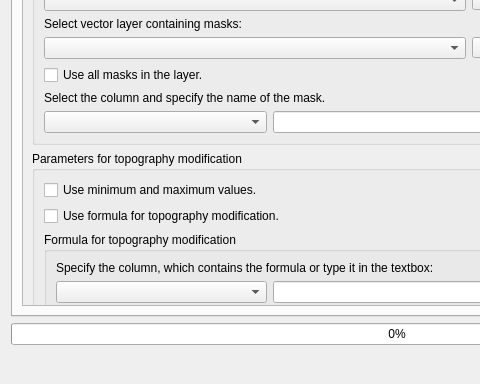
Old version of the form ui/modify_tb.ui in the repository jaminzoda/terra-antiqua; both pictures show x 0 to 480 and y 116 to 500 of the 880 by 500 pixel window.
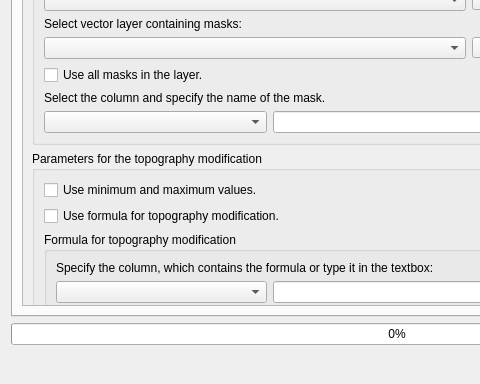
New version of the form. Custom widgets are drawn as their Qt base class.

What changed in the file:
```diff
--- a/ui/modify_tb.ui
+++ b/ui/modify_tb.ui
@@ -96,9 +96,9 @@
           <property name="geometry">
            <rect>
             <x>0</x>
-            <y>0</y>
-            <width>556</width>
-            <height>971</height>
+            <y>-157</y>
+            <width>518</width>
+            <height>923</height>
            </rect>
           </property>
           <layout class="QVBoxLayout" name="verticalLayout_9">
@@ -195,7 +195,7 @@
               </sizepolicy>
              </property>
              <property name="title">
-              <string>Parameters for topography modification</string>
+              <string>Parameters for the topography modification</string>
              </property>
              <layout class="QVBoxLayout" name="verticalLayout_8">
               <item>
@@ -595,11 +595,6 @@
    <header>qgscollapsiblegroupbox.h</header>
    <container>1</container>
   </customwidget>
-  <customwidget>
-   <class>QgsFieldComboBox</class>
-   <extends>QComboBox</extends>
-   <header>qgsfieldcombobox.h</header>
-  </customwidget>
   <customwidget>
    <class>QgsFileWidget</class>
    <extends>QWidget</extends>
@@ -610,6 +605,11 @@
    <extends>QComboBox</extends>
    <header>qgsmaplayercombobox.h</header>
   </customwidget>
+  <customwidget>
+   <class>QgsFieldComboBox</class>
+   <extends>QComboBox</extends>
+   <header>qgsfieldcombobox.h</header>
+  </customwidget>
  </customwidgets>
  <tabstops>
   <tabstop>runButton</tabstop>
```
Left out of the diff: 8 changed lines with no effect on the pictures.
